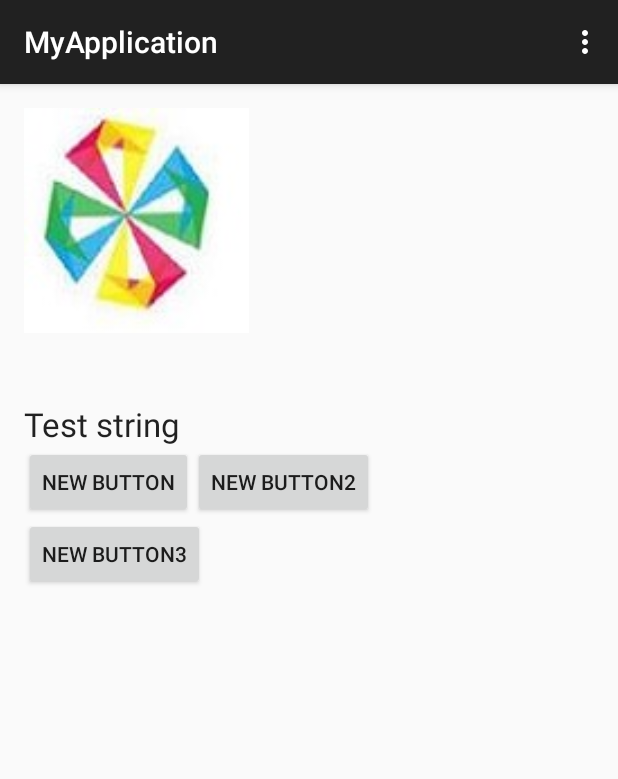
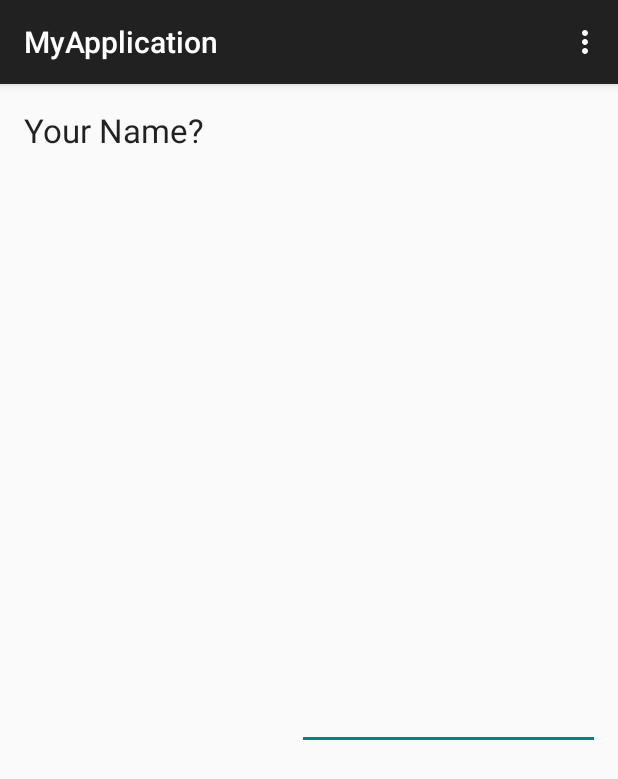
Before and after one commit to larrywhy/android_studio_test, an Android app: the screen it shows after launch (MainActivity), on a phone screen of 412 x 824 dp. Shown: the top 779 px of the screen. Run offline under Robolectric (Android 15) with nearby library versions, the phone set to English and light mode, and no system bars.

Commit message:
try some layout

```diff
--- a/app/src/main/res/layout/activity_main.xml
+++ b/app/src/main/res/layout/activity_main.xml
@@ -1,8 +1,8 @@
-<LinearLayout xmlns:android="http://schemas.android.com/apk/res/android"
+<RelativeLayout xmlns:android="http://schemas.android.com/apk/res/android"
     xmlns:tools="http://schemas.android.com/tools"
     android:id="@+id/first"
     android:layout_width="fill_parent"
-    android:layout_height="fill_parent"
+    android:layout_height="wrap_content"
     android:orientation="vertical"
     android:paddingBottom="@dimen/activity_vertical_margin"
     android:paddingLeft="@dimen/activity_horizontal_margin"
@@ -11,46 +11,47 @@
     tools:context=".MainActivity">
 
 
-    <ImageView
-        android:layout_width="150dip"
-        android:layout_height="150dip"
-        android:src="@drawable/logo" />
 
-    <TextView
-        android:id="@+id/textView"
-        android:layout_width="wrap_content"
-        android:layout_height="wrap_content"
-        android:layout_alignParentLeft="true"
-        android:layout_alignParentStart="true"
-        android:layout_alignParentTop="true"
-        android:layout_marginTop="46dp"
-        android:text="Test string"
-        android:textAppearance="?android:attr/textAppearanceLarge" />
+
 
 
     <LinearLayout
         android:layout_width="fill_parent"
-        android:layout_height="wrap_content"
-        android:orientation="horizontal">
+        android:layout_height="match_parent"
+        android:orientation="horizontal"
+        android:id="@+id/linearLayout"
+        android:layout_alignParentTop="true"
+        android:layout_alignParentRight="true"
+        android:layout_alignParentEnd="true"
+        android:weightSum="1">
 
-        <Button
-            android:id="@+id/button"
+        <TextView
+            android:id="@+id/textView"
             android:layout_width="wrap_content"
             android:layout_height="wrap_content"
-            android:text="New Button" />
+            android:text="Your Name?"
+            android:textAppearance="?android:attr/textAppearanceLarge"
+            android:layout_alignParentTop="true"
+            android:layout_alignParentLeft="true"
+            android:layout_alignParentStart="true"
+            android:layout_weight="0.26" />
 
-        <Button
-            android:id="@+id/button2"
+        <EditText
             android:layout_width="wrap_content"
-            android:layout_height="wrap_content"
-            android:text="New Button2" />
-
+            android:layout_height="28dp"
+            android:id="@+id/editText"
+            android:layout_below="@+id/textView"
+            android:layout_alignParentLeft="true"
+            android:layout_alignParentStart="true"
+            android:layout_marginTop="46dp"
+            android:layout_alignRight="@+id/linearLayout"
+            android:layout_alignEnd="@+id/linearLayout"
+            android:layout_weight="0.78"
+            android:layout_gravity="center_vertical" />
 
     </LinearLayout>
 
-    <Button
-        android:id="@+id/button3"
-        android:layout_width="wrap_content"
-        android:layout_height="wrap_content"
-        android:text="New Button3" />
-</LinearLayout>
+
+
+
+</RelativeLayout>
```
Also changed, not shown: app/src/main/res/drawable-hdpi/star.jpg (added).
